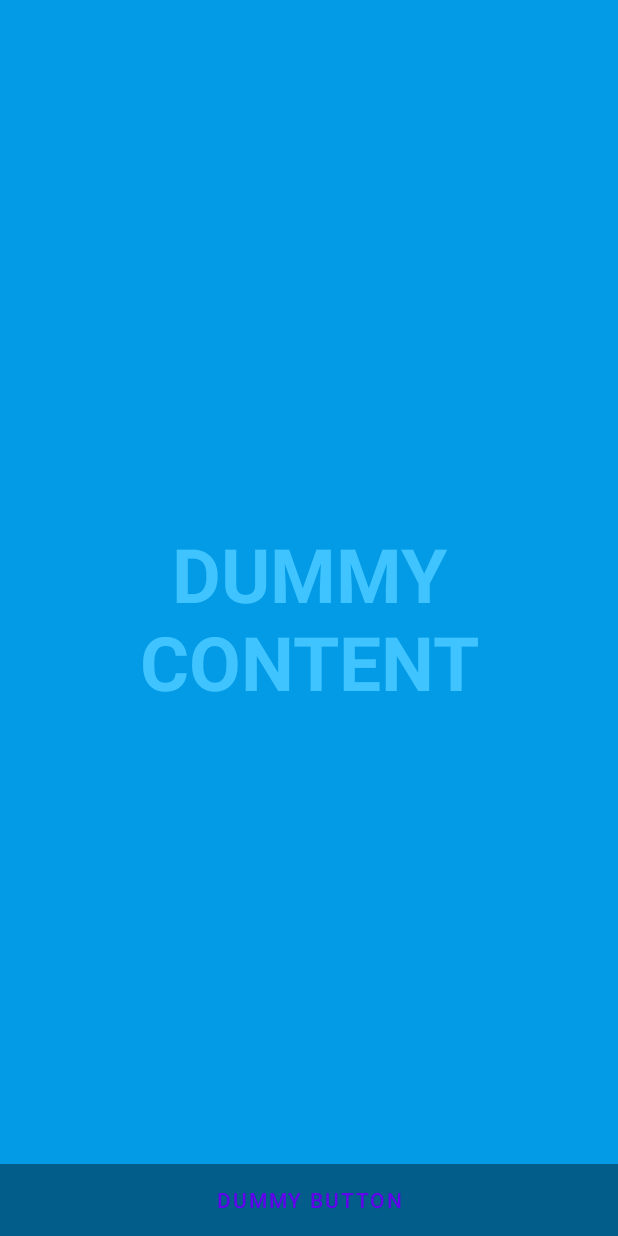
After one commit to Henrique8m/Supervisorio_Android, an Android app: the layout activity_fullscreen.xml on its own in the app's theme, with its tools: preview values and no code run, on a phone screen of 412 x 824 dp. The commit adds this screen. Run offline under Robolectric (Android 15) with nearby library versions, the phone set to English and light mode, and no system bars.

Commit message:
graph plot exemple

```diff
--- a/app/build.gradle
+++ b/app/build.gradle
@@ -29,6 +29,9 @@ android {
     kotlinOptions {
         jvmTarget = '1.8'
     }
+    buildFeatures {
+        viewBinding true
+    }
 }
 
 dependencies {
@@ -40,4 +43,5 @@ dependencies {
     testImplementation 'junit:junit:4.13.2'
     androidTestImplementation 'androidx.test.ext:junit:1.1.3'
     androidTestImplementation 'androidx.test.espresso:espresso-core:3.4.0'
+    implementation "com.androidplot:androidplot-core:1.5.9"
 }
--- /dev/null
+++ b/app/src/main/res/layout/activity_fullscreen.xml
@@ -0,0 +1,51 @@
+<?xml version="1.0" encoding="utf-8"?>
+<FrameLayout xmlns:android="http://schemas.android.com/apk/res/android"
+    xmlns:tools="http://schemas.android.com/tools"
+    android:layout_width="match_parent"
+    android:layout_height="match_parent"
+    android:background="?attr/fullscreenBackgroundColor"
+    android:theme="@style/ThemeOverlay.SupervisorioAndroid.FullscreenContainer"
+    tools:context=".FullscreenActivity">
+
+    <!-- The primary full-screen view. This can be replaced with whatever view
+         is needed to present your content, e.g. VideoView, SurfaceView,
+         TextureView, etc. -->
+    <TextView
+        android:id="@+id/fullscreen_content"
+        android:layout_width="match_parent"
+        android:layout_height="match_parent"
+        android:gravity="center"
+        android:keepScreenOn="true"
+        android:text="@string/dummy_content"
+        android:textColor="?attr/fullscreenTextColor"
+        android:textSize="50sp"
+        android:textStyle="bold" />
+
+    <!-- This FrameLayout insets its children based on system windows using
+         android:fitsSystemWindows. -->
+    <FrameLayout
+        android:layout_width="match_parent"
+        android:layout_height="match_parent"
+        android:fitsSystemWindows="true">
+
+        <LinearLayout
+            android:id="@+id/fullscreen_content_controls"
+            style="@style/Widget.Theme.SupervisorioAndroid.ButtonBar.Fullscreen"
+            android:layout_width="match_parent"
+            android:layout_height="wrap_content"
+            android:layout_gravity="bottom|center_horizontal"
+            android:orientation="horizontal"
+            tools:ignore="UselessParent">
+
+            <Button
+                android:id="@+id/dummy_button"
+                style="?android:attr/buttonBarButtonStyle"
+                android:layout_width="0dp"
+                android:layout_height="wrap_content"
+                android:layout_weight="1"
+                android:text="@string/dummy_button" />
+
+        </LinearLayout>
+    </FrameLayout>
+
+</FrameLayout>
--- a/app/src/main/res/values-night/themes.xml
+++ b/app/src/main/res/values-night/themes.xml
@@ -13,4 +13,9 @@
         <item name="android:statusBarColor" tools:targetApi="l">?attr/colorPrimaryVariant</item>
         <!-- Customize your theme here. -->
     </style>
+
+    <style name="ThemeOverlay.SupervisorioAndroid.FullscreenContainer" parent="">
+        <item name="fullscreenBackgroundColor">@color/light_blue_900</item>
+        <item name="fullscreenTextColor">@color/light_blue_A400</item>
+    </style>
 </resources>
--- /dev/null
+++ b/app/src/main/res/values/attrs.xml
@@ -0,0 +1,6 @@
+<resources>
+    <declare-styleable name="FullscreenAttrs">
+        <attr name="fullscreenBackgroundColor" format="color" />
+        <attr name="fullscreenTextColor" format="color" />
+    </declare-styleable>
+</resources>
--- a/app/src/main/res/values/colors.xml
+++ b/app/src/main/res/values/colors.xml
@@ -7,4 +7,9 @@
     <color name="teal_700">#FF018786</color>
     <color name="black">#FF000000</color>
     <color name="white">#FFFFFFFF</color>
+    <color name="light_blue_600">#FF039BE5</color>
+    <color name="light_blue_900">#FF01579B</color>
+    <color name="light_blue_A200">#FF40C4FF</color>
+    <color name="light_blue_A400">#FF00B0FF</color>
+    <color name="black_overlay">#66000000</color>
 </resources>
--- a/app/src/main/res/values/strings.xml
+++ b/app/src/main/res/values/strings.xml
@@ -1,3 +1,6 @@
 <resources>
     <string name="app_name">Supervisorio Android</string>
+    <string name="title_activity_fullscreen">FullscreenActivity</string>
+    <string name="dummy_button">Dummy Button</string>
+    <string name="dummy_content">DUMMY\nCONTENT</string>
 </resources>
--- /dev/null
+++ b/app/src/main/res/values/styles.xml
@@ -0,0 +1,11 @@
+<resources>
+
+    <style name="Widget.Theme.SupervisorioAndroid.ActionBar.Fullscreen" parent="Widget.AppCompat.ActionBar">
+        <item name="android:background">@color/black_overlay</item>
+    </style>
+
+    <style name="Widget.Theme.SupervisorioAndroid.ButtonBar.Fullscreen" parent="">
+        <item name="android:background">@color/black_overlay</item>
+        <item name="android:buttonBarStyle">?android:attr/buttonBarStyle</item>
+    </style>
+</resources>
--- a/app/src/main/res/values/themes.xml
+++ b/app/src/main/res/values/themes.xml
@@ -13,4 +13,17 @@
         <item name="android:statusBarColor" tools:targetApi="l">?attr/colorPrimaryVariant</item>
         <!-- Customize your theme here. -->
     </style>
+
+    <style name="Theme.SupervisorioAndroid.Fullscreen" parent="Theme.SupervisorioAndroid">
+        <item name="android:actionBarStyle">
+            @style/Widget.Theme.SupervisorioAndroid.ActionBar.Fullscreen
+        </item>
+        <item name="android:windowActionBarOverlay">true</item>
+        <item name="android:windowBackground">@null</item>
+    </style>
+
+    <style name="ThemeOverlay.SupervisorioAndroid.FullscreenContainer" parent="">
+        <item name="fullscreenBackgroundColor">@color/light_blue_600</item>
+        <item name="fullscreenTextColor">@color/light_blue_A200</item>
+    </style>
 </resources>
--- a/build.gradle
+++ b/build.gradle
@@ -2,7 +2,7 @@
 plugins {
     id 'com.android.application' version '7.2.1' apply false
     id 'com.android.library' version '7.2.1' apply false
-    id 'org.jetbrains.kotlin.android' version '1.6.10' apply false
+    id 'org.jetbrains.kotlin.android' version '1.7.10' apply false
 }
 
 task clean(type: Delete) {
```
Also changed, not shown: app/src/main/AndroidManifest.xml (+10 -1 lines), app/src/main/java/com/hrodriguesdev/supervisorioandroid/FullscreenActivity.kt (added, +166 -0 lines), app/src/main/java/com/hrodriguesdev/supervisorioandroid/MainActivity.kt (+6 -1 lines), app/src/main/java/com/hrodriguesdev/supervisorioandroid/MainActivity2.kt (added, +76 -0 lines), app/src/main/res/layout/activity_main2.xml (added, +23 -0 lines), app/src/main/res/layout/simple_xy_plot_example.xml (added, +21 -0 lines), app/src/main/res/xml/line_point_formatter_with_labels.xml (added, +8 -0 lines), app/src/main/res/xml/line_point_formatter_with_labels2.xml (added, +8 -0 lines).
